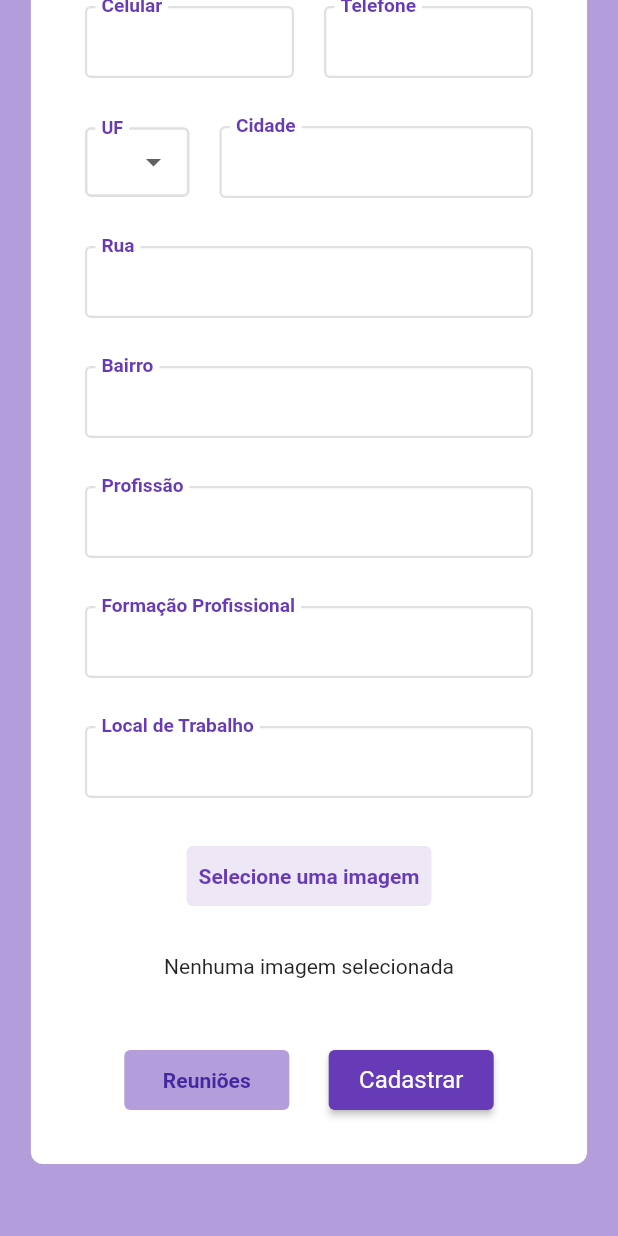
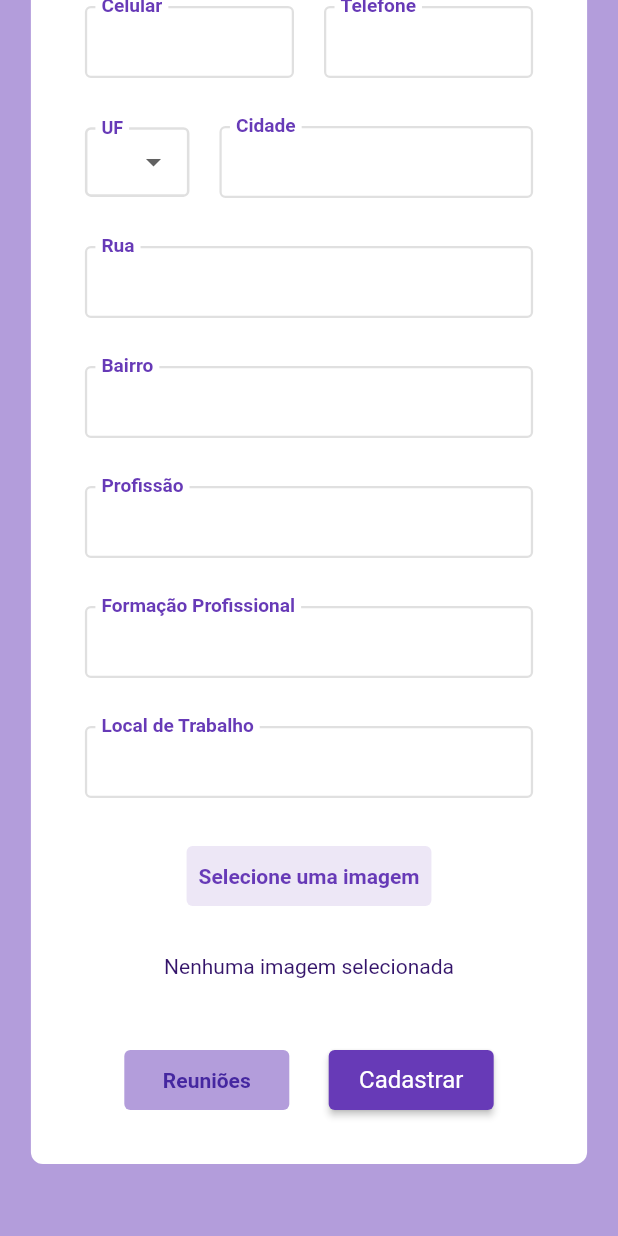
Before and after one commit to NEMJ/formulario, a Flutter app: the screen it shows after launch, scrolled down 338 dp, on a phone screen of 412 x 824 dp. Run offline on Flutter 3.47's test engine with Material 2 defaults, Android fonts, the phone set to English and light mode, and no system bars; our stand-ins replace file_picker.

Commit message:
ajusted image name text

```diff
--- a/lib/pages/main_page.dart
+++ b/lib/pages/main_page.dart
@@ -196,7 +196,12 @@ class _MainPageState extends State<MainPage> {
                       ),
                     ),
                     const SizedBox(height: 32),
-                    Text(imageName),
+                    Text(
+                      imageName,
+                      style: const TextStyle(
+                        color: Color.fromARGB(255, 52, 20, 106),
+                      ),
+                    ),
                     const SizedBox(height: 48),
                     Row(
                       mainAxisAlignment: MainAxisAlignment.spaceEvenly,
```
Also changed, not shown: pubspec.lock.
